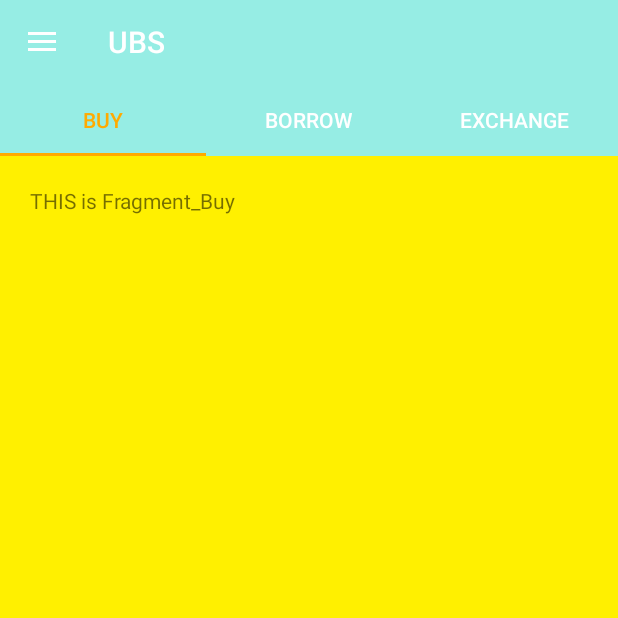
After one commit to Mannik01/UBS, an Android app: the HomeScreen screen opened directly, with no data from a screen before it, on a phone screen of 412 x 824 dp, the top half of it. The commit adds this screen. Run offline under Robolectric (Android 15) with nearby library versions, the phone set to English and light mode, and no system bars.

Commit message:
added necessary files to correct errors

```diff
--- a/app/src/main/java/DBHelper.java
+++ b/app/src/main/java/DBHelper.java
@@ -2,5 +2,9 @@
  * Created by MandipSilwal on 11/14/16.
  */
 
+
+// Helper class that will do the database work
 public class DBHelper {
+
+
 }
--- /dev/null
+++ b/app/src/main/java/app/com/example/android/ubs/HomeScreen.java
@@ -0,0 +1,92 @@
+package app.com.example.android.ubs;
+
+import android.content.Intent;
+import android.graphics.Color;
+import android.graphics.drawable.ColorDrawable;
+import android.os.Bundle;
+import android.support.design.widget.NavigationView;
+import android.support.design.widget.TabLayout;
+import android.support.v4.app.Fragment;
+import android.support.v4.app.FragmentManager;
+import android.support.v4.app.FragmentPagerAdapter;
+import android.support.v4.app.FragmentTransaction;
+import android.support.v4.view.GravityCompat;
+import android.support.v4.view.ViewPager;
+import android.support.v4.widget.DrawerLayout;
+import android.support.v7.app.ActionBarDrawerToggle;
+import android.support.v7.app.AppCompatActivity;
+import android.support.v7.widget.Toolbar;
+import android.util.Log;
+import android.view.Gravity;
+import android.view.MenuItem;
+
+import buyBorrowExchange.Fragment_Buy;
+
+
+public class HomeScreen extends AppCompatActivity {
+
+
+    DrawerLayout mDrawerLayout;
+    NavigationView mNavigationView;
+    FragmentManager mFragmentManager;
+    FragmentTransaction mFragmentTransaction;
+
+    @Override
+    protected void onCreate(Bundle savedInstanceState) {
+        super.onCreate(savedInstanceState);
+        setContentView(R.layout.activity_home_screen);
+
+        /**
+         *Setup the DrawerLayout and NavigationView
+         */
+
+        mDrawerLayout = (DrawerLayout) findViewById(R.id.drawerLayout);
+        mNavigationView = (NavigationView) findViewById(R.id.navView) ;
+
+        /**
+         * Lets inflate the very first fragment
+         * Here , we are inflating the TabFragment as the first Fragment
+         */
+
+        mFragmentManager = getSupportFragmentManager();
+        mFragmentTransaction = mFragmentManager.beginTransaction();
+        mFragmentTransaction.replace(R.id.containerView,new TabFragment()).commit();
+        /**
+         * Setup click events on the Navigation View Items.
+         */
+
+        mNavigationView.setNavigationItemSelectedListener(new NavigationView.OnNavigationItemSelectedListener() {
+            @Override
+            public boolean onNavigationItemSelected(MenuItem menuItem) {
+                mDrawerLayout.closeDrawers();
+
+
+
+                if (menuItem.getItemId() == R.id.nav_first_fragment) {
+                    FragmentTransaction fragmentTransaction = mFragmentManager.beginTransaction();
+                    fragmentTransaction.replace(R.id.containerView,new Fragment_Buy()).commit();
+
+
+
+                }
+
+
+                return false;
+            }
+
+        });
+
+        /**
+         * Setup Drawer Toggle of the Toolbar
+         */
+
+        android.support.v7.widget.Toolbar toolbar = (android.support.v7.widget.Toolbar) findViewById(R.id.toolbar);
+        ActionBarDrawerToggle mDrawerToggle = new ActionBarDrawerToggle(this,mDrawerLayout, toolbar,R.string.app_name,
+                R.string.app_name);
+
+        mDrawerLayout.addDrawerListener(mDrawerToggle);
+
+        mDrawerToggle.syncState();
+
+    }
+}
--- a/app/src/main/res/layout/activity_home_screen.xml
+++ b/app/src/main/res/layout/activity_home_screen.xml
@@ -1,13 +1,64 @@
-<?xml version="1.0" encoding="utf-8"?>
-<RelativeLayout xmlns:android="http://schemas.android.com/apk/res/android"
-    xmlns:tools="http://schemas.android.com/tools"
-    android:id="@+id/activity_home_screen"
+<!-- Some materials taken from: https://androidbelieve.com/navigation-drawer-with-swipe-tabs-using-design-support-library/-->
+
+<LinearLayout
+    xmlns:android="http://schemas.android.com/apk/res/android"
+    xmlns:app="http://schemas.android.com/apk/res-auto"
     android:layout_width="match_parent"
     android:layout_height="match_parent"
-    android:paddingBottom="@dimen/activity_vertical_margin"
-    android:paddingLeft="@dimen/activity_horizontal_margin"
-    android:paddingRight="@dimen/activity_horizontal_margin"
-    android:paddingTop="@dimen/activity_vertical_margin"
-    tools:context="app.com.example.android.ubs.HomeScreen">
+    android:fitsSystemWindows="true"
+    android:orientation="vertical">
 
-</RelativeLayout>
+
+    <!--<android.support.design.widget.AppBarLayout-->
+        <!--android:layout_width="match_parent"-->
+        <!--android:layout_height="wrap_content"-->
+        <!--android:fitsSystemWindows="true"-->
+        <!--android:theme="@style/ThemeOverlay.AppCompat.Dark.ActionBar">-->
+
+        <android.support.v7.widget.Toolbar
+            xmlns:android="http://schemas.android.com/apk/res/android"
+            android:layout_width="match_parent"
+            android:layout_height="wrap_content"
+            android:background="@color/navigationBarColor"
+            android:id="@+id/toolbar"
+            android:theme="@style/ThemeOverlay.AppCompat.Dark.ActionBar"
+            app:title="UBS" />
+
+    <!--</android.support.design.widget.AppBarLayout>-->
+
+    <android.support.v4.widget.DrawerLayout
+        xmlns:android="http://schemas.android.com/apk/res/android"
+        xmlns:app="http://schemas.android.com/apk/res-auto"
+        android:layout_height="match_parent"
+        android:layout_width="match_parent"
+        android:id="@+id/drawerLayout"
+        >
+
+
+        <FrameLayout
+            android:orientation="vertical"
+            android:layout_width="match_parent"
+            android:layout_height="match_parent"
+            android:id="@+id/containerView">
+        </FrameLayout>
+
+
+        <android.support.design.widget.NavigationView
+            xmlns:android="http://schemas.android.com/apk/res/android"
+            xmlns:app="http://schemas.android.com/apk/res-auto"
+            android:layout_width="wrap_content"
+            android:layout_height="match_parent"
+            android:layout_gravity="start"
+            android:id="@+id/navView"
+            android:background="@color/navigationBarColor"
+            app:itemTextColor="#fff"
+            app:menu="@menu/drawer_view"
+            android:layout_marginTop="0dp"
+            />
+
+
+    </android.support.v4.widget.DrawerLayout>
+
+<!--</android.support.design.widget.CoordinatorLayout>-->
+
+</LinearLayout>
--- a/app/src/main/res/menu/drawer_view.xml
+++ b/app/src/main/res/menu/drawer_view.xml
@@ -1,4 +1,27 @@
 <?xml version="1.0" encoding="utf-8"?>
 <menu xmlns:android="http://schemas.android.com/apk/res/android">
 
+    <group android:checkableBehavior="single">
+        <item
+            android:id="@+id/nav_first_fragment"
+            android:title="Trades" />
+        <item
+            android:id="@+id/nav_second_fragment"
+            android:title="Chats" />
+        <item
+            android:id="@+id/nav_third_fragment"
+            android:title="Clubs" />
+
+        <item
+            android:id="@+id/nav_fourth_fragment"
+            android:title="Profile" />
+        <item
+            android:id="@+id/nav_fifth_fragment"
+            android:title="Settings" />
+        <item
+            android:id="@+id/nav_sixth_fragment"
+            android:title="Logout" />
+    </group>
+
+
 </menu>
--- a/app/src/main/res/values-v21/styles.xml
+++ b/app/src/main/res/values-v21/styles.xml
@@ -1,2 +1,11 @@
-<?xml version="1.0" encoding="utf-8"?>
-<resources></resources>
+<resources>
+
+    <style name="MyMaterialTheme" parent="MyMaterialTheme.Base">
+        <item name="android:windowContentTransitions">true</item>
+        <item name="android:windowAllowEnterTransitionOverlap">true</item>
+        <item name="android:windowAllowReturnTransitionOverlap">true</item>
+        <item name="android:windowSharedElementEnterTransition">@android:transition/move</item>
+        <item name="android:windowSharedElementExitTransition">@android:transition/move</item>
+    </style>
+
+</resources>
--- a/app/src/main/res/values/colors.xml
+++ b/app/src/main/res/values/colors.xml
@@ -1,6 +1,9 @@
 <?xml version="1.0" encoding="utf-8"?>
 <resources>
-    <color name="colorPrimary">#3F51B5</color>
-    <color name="colorPrimaryDark">#303F9F</color>
-    <color name="colorAccent">#FF4081</color>
+    <color name="colorPrimary">#125688</color>
+    <color name="colorPrimaryDark">#125688</color>
+    <color name="textColorPrimary">#FFFFFF</color>
+    <color name="windowBackground">#FFFFFF</color>
+    <color name="navigationBarColor">#96ede4</color>
+    <color name="colorAccent">#c8e8ff</color>
 </resources>
--- a/app/src/main/res/values/dimens.xml
+++ b/app/src/main/res/values/dimens.xml
@@ -2,4 +2,8 @@
     <!-- Default screen margins, per the Android Design guidelines. -->
     <dimen name="activity_horizontal_margin">16dp</dimen>
     <dimen name="activity_vertical_margin">16dp</dimen>
+    <dimen name="tab_max_width">264dp</dimen>
+    <dimen name="tab_padding_bottom">16dp</dimen>
+    <dimen name="tab_label">14sp</dimen>
+    <dimen name="custom_tab_layout_height">72dp</dimen>
 </resources>
--- a/app/src/main/res/values/strings.xml
+++ b/app/src/main/res/values/strings.xml
@@ -1,3 +1,8 @@
 <resources>
     <string name="app_name">UBS</string>
+
+    <!-- TODO: Remove or change this placeholder text -->
+    <string name="hello_blank_fragment">Hello blank fragment</string>
+    <string name="drawer_open">Open navigation drawer</string>
+    <string name="drawer_close">Close navigation drawer</string>
 </resources>
--- a/app/src/main/res/values/styles.xml
+++ b/app/src/main/res/values/styles.xml
@@ -1,8 +1,12 @@
 <resources>
 
-    <!-- Base application theme. -->
-    <style name="AppTheme" parent="Theme.AppCompat.Light.DarkActionBar">
-        <!-- Customize your theme here. -->
+    <style name="MyMaterialTheme" parent="MyMaterialTheme.Base">
+
+    </style>
+
+    <style name="MyMaterialTheme.Base" parent="Theme.AppCompat.Light.DarkActionBar">
+        <item name="windowNoTitle">true</item>
+        <item name="windowActionBar">false</item>
         <item name="colorPrimary">@color/colorPrimary</item>
         <item name="colorPrimaryDark">@color/colorPrimaryDark</item>
         <item name="colorAccent">@color/colorAccent</item>
```
Also changed, not shown: app/build.gradle (+7 -5 lines), app/src/main/AndroidManifest.xml (+13 -2 lines).
